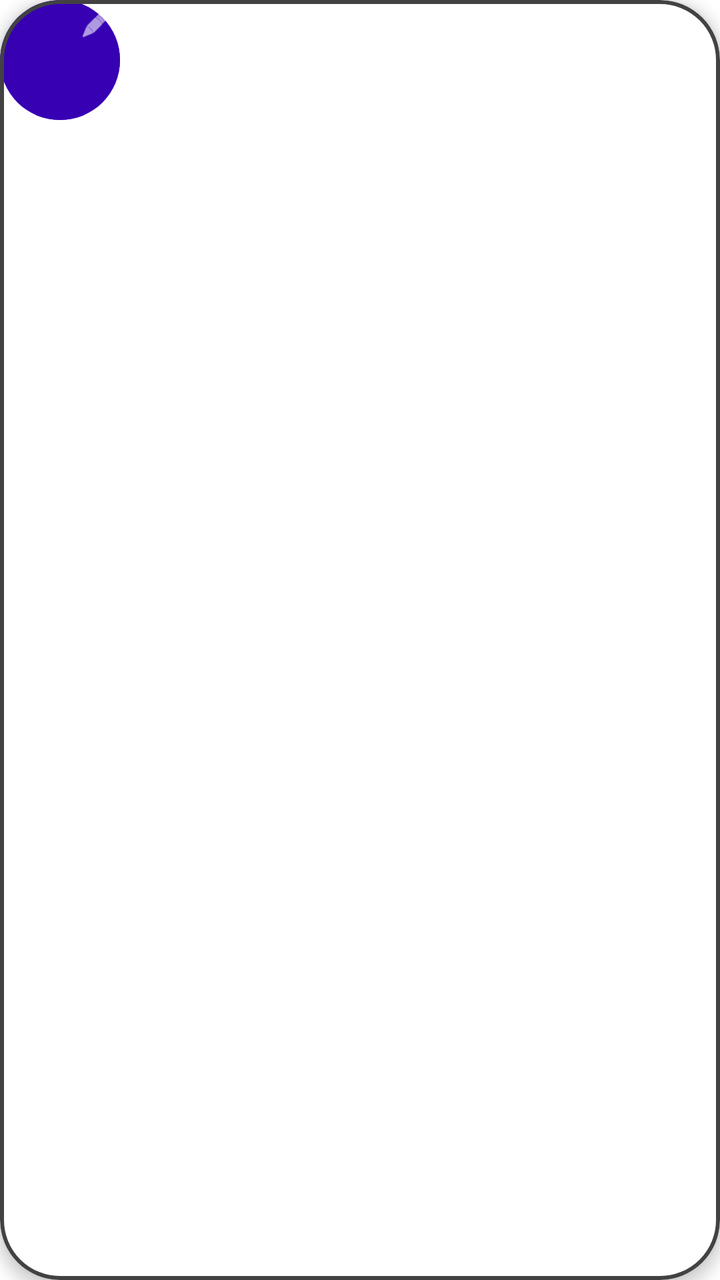
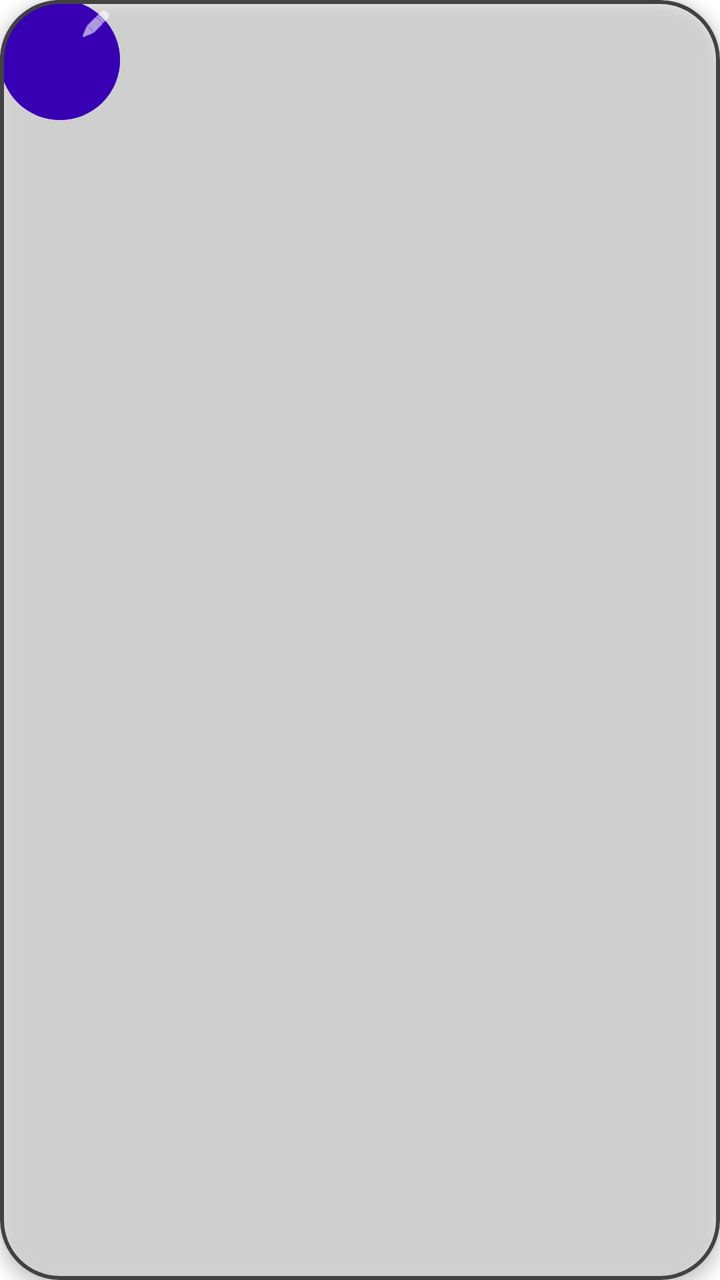

Screens rendered from an Android XML layout before and after an edit, with the pre-edit source and the edit as a unified diff.
<!-- AndroidManifest.xml: application theme Theme.VoiceWolf -->
<!-- res/layout/item_player.xml -->
<?xml version="1.0" encoding="utf-8"?>
<com.google.android.material.card.MaterialCardView xmlns:android="http://schemas.android.com/apk/res/android"
    xmlns:app="http://schemas.android.com/apk/res-auto"
    android:id="@+id/playerCard"
    android:layout_width="wrap_content"
    android:layout_height="wrap_content"
    app:cardCornerRadius="30dp"
    app:cardElevation="4dp"
    app:cardBackgroundColor="@color/white"
    app:strokeWidth="2dp"
    app:strokeColor="@color/border_default">

    <FrameLayout
        android:layout_width="60dp"
        android:layout_height="60dp">

        
        <ImageView
            android:id="@+id/playerAvatar"
            android:layout_width="match_parent"
            android:layout_height="match_parent"
            android:scaleType="centerCrop"
            android:src="@drawable/player_avatar" />

        
        <TextView
            android:id="@+id/playerNumber"
            android:layout_width="match_parent"
            android:layout_height="match_parent"
            android:background="@drawable/player_background"
            android:gravity="center"
            android:textColor="@color/white"
            android:textSize="20sp"
            android:textStyle="bold" />

        
        <FrameLayout
            android:id="@+id/deadOverlay"
            android:layout_width="match_parent"
            android:layout_height="match_parent"
            android:background="@color/dead_overlay"
            android:visibility="gone">

            
            <TextView
                android:layout_width="match_parent"
                android:layout_height="match_parent"
                android:gravity="center"
                android:text="X"
                android:textColor="@color/white"
                android:textSize="24sp"
                android:textStyle="bold" />
        </FrameLayout>

        
        <ImageButton
            android:id="@+id/btnMarkRole"
            android:layout_width="20dp"
            android:layout_height="20dp"
            android:layout_gravity="top|end"
            android:layout_margin="2dp"
            android:background="?attr/selectableItemBackgroundBorderless"
            android:contentDescription="标记身份"
            android:padding="2dp"
            android:scaleType="fitCenter"
            android:src="@android:drawable/ic_menu_edit"
            android:tint="@color/white"
            android:visibility="visible" />

        
        <ImageButton
            android:id="@+id/btnRemove"
            android:layout_width="20dp"
            android:layout_height="20dp"
            android:layout_gravity="bottom|end"
            android:layout_margin="2dp"
            android:background="@color/wolf_red"
            android:contentDescription="移除玩家"
            android:padding="2dp"
            android:scaleType="fitCenter"
            android:src="@android:drawable/ic_menu_delete"
            android:tint="@color/white"
            android:visibility="gone" />

        
        <TextView
            android:id="@+id/roleText"
            android:layout_width="match_parent"
            android:layout_height="wrap_content"
            android:layout_gravity="bottom"
            android:background="#80000000"
            android:gravity="center"
            android:textColor="@color/white"
            android:textSize="9sp"
            android:textStyle="bold"
            android:visibility="gone" />
    </FrameLayout>
</com.google.android.material.card.MaterialCardView>
<!-- resources referenced by this layout -->
<resources>
  <color name="border_default">#FF424242</color>
  <color name="dead_overlay">#80000000</color>
  <color name="white">#FFFFFFFF</color>
  <color name="wolf_red">#FFE53935</color>
  <!-- drawable player_avatar (drawable) -->
  <?xml version="1.0" encoding="utf-8"?>
  <shape xmlns:android="http://schemas.android.com/apk/res/android"
      android:shape="oval">
      <solid android:color="@color/purple_500" />
      <size
          android:width="60dp"
          android:height="60dp" />
  </shape>
  <!-- drawable player_background (drawable) -->
  <?xml version="1.0" encoding="utf-8"?>
  <shape xmlns:android="http://schemas.android.com/apk/res/android"
      android:shape="oval">
      <solid android:color="@color/purple_700" />
      <size
          android:width="60dp"
          android:height="60dp" />
  </shape>
  <style name="Theme.VoiceWolf" parent="Theme.MaterialComponents.DayNight.NoActionBar">
          
          <item name="colorPrimary">@color/purple_500</item>
          <item name="colorPrimaryVariant">@color/purple_700</item>
          <item name="colorOnPrimary">@color/white</item>
          
          <item name="colorSecondary">@color/teal_200</item>
          <item name="colorSecondaryVariant">@color/teal_700</item>
          <item name="colorOnSecondary">@color/black</item>
          
          <item name="android:statusBarColor">?attr/colorPrimaryVariant</item>
      </style>
  <color name="purple_500">#FF6200EE</color>
  <color name="purple_700">#FF3700B3</color>
  <color name="teal_200">#FF03DAC5</color>
  <color name="teal_700">#FF018786</color>
  <color name="black">#FF000000</color>
</resources>

<!-- the commit's change to res/layout/item_player.xml (unified diff, before → after) -->
@@ -6,21 +6,14 @@
     android:layout_height="wrap_content"
     app:cardCornerRadius="30dp"
     app:cardElevation="4dp"
-    app:cardBackgroundColor="@color/white"
+    app:cardBackgroundColor="@android:color/transparent"
     app:strokeWidth="2dp"
     app:strokeColor="@color/border_default">
 
     <FrameLayout
         android:layout_width="60dp"
-        android:layout_height="60dp">
-
-        
-        <ImageView
-            android:id="@+id/playerAvatar"
-            android:layout_width="match_parent"
-            android:layout_height="match_parent"
-            android:scaleType="centerCrop"
-            android:src="@drawable/player_avatar" />
+        android:layout_height="60dp"
+        android:background="@drawable/player_avatar">
 
         
         <TextView
